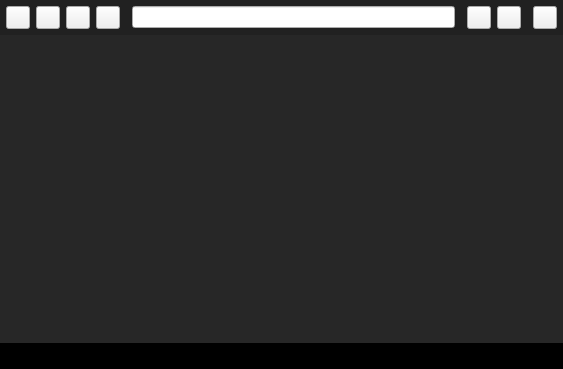
First picture: the form in core/ui/main_window.ui, repository deeffest/Youtube-Music-Desktop-Player, before the edit.
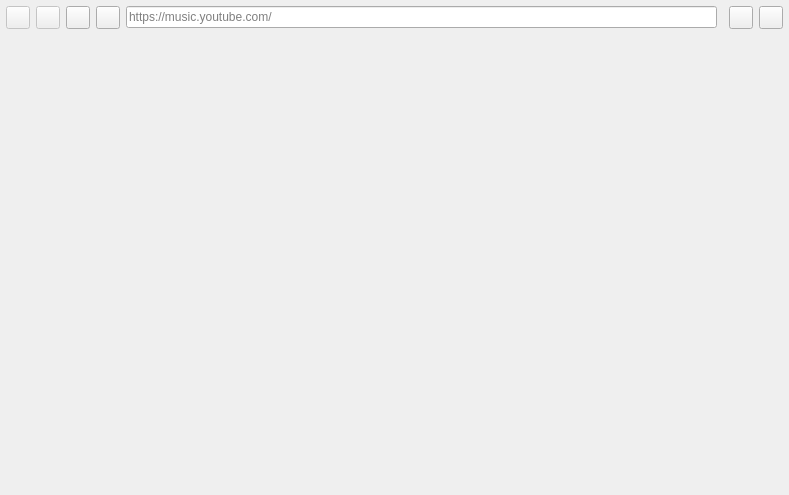
Second picture: the form after the edit. Icons and pictures are not drawn. Custom widgets are drawn as their Qt base class.

Diff of the .ui file:
```diff
--- a/core/ui/main_window.ui
+++ b/core/ui/main_window.ui
@@ -6,18 +6,13 @@
    <rect>
     <x>0</x>
     <y>0</y>
-    <width>563</width>
-    <height>369</height>
+    <width>789</width>
+    <height>495</height>
    </rect>
   </property>
   <property name="windowTitle">
    <string>MainWindow</string>
   </property>
-  <property name="styleSheet">
-   <string notr="true">QMainWindow {
-	background-color: rgb(39,39,39);
-}</string>
-  </property>
   <widget class="QWidget" name="centralwidget">
    <layout class="QVBoxLayout" name="verticalLayout">
     <property name="spacing">
@@ -36,13 +31,8 @@
      <number>0</number>
     </property>
     <item>
-     <widget class="QFrame" name="horizontalFrame">
-      <property name="styleSheet">
-       <string notr="true">QFrame {
-	background: rgb(33,33,33);
-}</string>
-      </property>
-      <layout class="QHBoxLayout" name="horizontalLayout_3">
+     <widget class="QFrame" name="toolbar_frame">
+      <layout class="QHBoxLayout" name="toolbar_layout">
        <property name="spacing">
         <number>6</number>
        </property>
@@ -59,95 +49,67 @@
         <number>6</number>
        </property>
        <item>
-        <widget class="ToolButton" name="ToolButton">
+        <widget class="ToolButton" name="back_tbutton">
+         <property name="enabled">
+          <bool>false</bool>
+         </property>
          <property name="toolTip">
-          <string/>
+          <string>Back</string>
          </property>
-         <property name="icon">
-          <iconset>
-           <normaloff>../../resources/icons/left.svg</normaloff>../../resources/icons/left.svg</iconset>
-         </property>
         </widget>
        </item>
        <item>
-        <widget class="ToolButton" name="ToolButton_2">
+        <widget class="ToolButton" name="forward_tbutton">
+         <property name="enabled">
+          <bool>false</bool>
+         </property>
          <property name="toolTip">
-          <string/>
+          <string>Forward</string>
          </property>
-         <property name="icon">
-          <iconset>
-           <normaloff>../../resources/icons/right.svg</normaloff>../../resources/icons/right.svg</iconset>
-         </property>
         </widget>
        </item>
        <item>
-        <widget class="ToolButton" name="ToolButton_3">
+        <widget class="ToolButton" name="home_tbutton">
          <property name="toolTip">
-          <string/>
+          <string>Home</string>
          </property>
-         <property name="icon">
-          <iconset>
-           <normaloff>../../resources/icons/home.svg</normaloff>../../resources/icons/home.svg</iconset>
-         </property>
         </widget>
        </item>
        <item>
-        <widget class="ToolButton" name="ToolButton_4">
+        <widget class="ToolButton" name="reload_tbutton">
          <property name="toolTip">
           <string>Reload</string>
          </property>
-         <property name="icon">
-          <iconset>
-           <normaloff>../../resources/icons/sync.svg</normaloff>../../resources/icons/sync.svg</iconset>
-         </property>
         </widget>
        </item>
-       <item>
-        <widget class="VerticalSeparator" name="VerticalSeparator_2"/>
-       </item>
        <item>
         <widget class="LineEdit" name="LineEdit">
          <property name="readOnly">
           <bool>true</bool>
          </property>
+         <property name="placeholderText">
+          <string>https://music.youtube.com/</string>
+         </property>
         </widget>
        </item>
        <item>
-        <widget class="VerticalSeparator" name="VerticalSeparator_3"/>
-       </item>
-       <item>
-        <widget class="ToolButton" name="ToolButton_5">
+        <widget class="SplitToolButton" name="download_stbutton">
          <property name="toolTip">
-          <string/>
+          <string>Download track/playlist in MP3 format or choose another one.</string>
          </property>
-         <property name="icon">
-          <iconset>
-           <normaloff>../../resources/icons/download.svg</normaloff>../../resources/icons/download.svg</iconset>
-         </property>
         </widget>
        </item>
        <item>
-        <widget class="ToolButton" name="ToolButton_6">
+        <widget class="ToolButton" name="mini_player_tbutton">
          <property name="toolTip">
-          <string/>
+          <string>Mini-Player</string>
          </property>
-         <property name="icon">
-          <iconset>
-           <normaloff>../../resources/icons/picture_in_picture.svg</normaloff>../../resources/icons/picture_in_picture.svg</iconset>
-         </property>
         </widget>
        </item>
        <item>
-        <widget class="VerticalSeparator" name="VerticalSeparator"/>
-       </item>
-       <item>
-        <widget class="ToolButton" name="ToolButton_7">
+        <widget class="ToolButton" name="settings_tbutton">
          <property name="toolTip">
-          <string/>
-         </property>
-         <property name="icon">
-          <iconset>
-           <normaloff>../../resources/icons/settings.svg</normaloff>../../resources/icons/settings.svg</iconset>
+          <string>Settings</string>
          </property>
         </widget>
        </item>
@@ -155,7 +117,7 @@
      </widget>
     </item>
     <item>
-     <layout class="QHBoxLayout" name="horizontalLayout">
+     <layout class="QHBoxLayout" name="main_layout">
       <item>
        <spacer name="verticalSpacer">
         <property name="orientation">
@@ -164,189 +126,13 @@
         <property name="sizeHint" stdset="0">
          <size>
           <width>0</width>
-          <height>37</height>
+          <height>40</height>
          </size>
         </property>
        </spacer>
       </item>
      </layout>
     </item>
-    <item>
-     <widget class="QFrame" name="frame_2">
-      <property name="styleSheet">
-       <string notr="true">QFrame {
-	background-color: rgb(0,0,0);
-	color: white;
-}</string>
-      </property>
-      <property name="frameShape">
-       <enum>QFrame::StyledPanel</enum>
-      </property>
-      <property name="frameShadow">
-       <enum>QFrame::Raised</enum>
-      </property>
-      <layout class="QHBoxLayout" name="horizontalLayout_4">
-       <property name="spacing">
-        <number>3</number>
-       </property>
-       <property name="leftMargin">
-        <number>6</number>
-       </property>
-       <property name="topMargin">
-        <number>4</number>
-       </property>
-       <property name="rightMargin">
-        <number>6</number>
-       </property>
-       <property name="bottomMargin">
-        <number>4</number>
-       </property>
-       <item>
-        <layout class="QHBoxLayout" name="horizontalLayout_2">
-         <property name="spacing">
-          <number>0</number>
-         </property>
-         <property name="leftMargin">
-          <number>0</number>
-         </property>
-         <property name="rightMargin">
-          <number>0</number>
-         </property>
-         <item>
-          <widget class="QLabel" name="label">
-           <property name="minimumSize">
-            <size>
-             <width>5</width>
-             <height>0</height>
-            </size>
-           </property>
-           <property name="font">
-            <font>
-             <family>Segoe UI</family>
-            </font>
-           </property>
-           <property name="cursor">
-            <cursorShape>ArrowCursor</cursorShape>
-           </property>
-           <property name="styleSheet">
-            <string notr="true">QLabel {
-	color: lightgray;
-}
-QLabel::hover {
-	color: white;
-}</string>
-           </property>
-           <property name="text">
-            <string/>
-           </property>
-           <property name="textInteractionFlags">
-            <set>Qt::LinksAccessibleByMouse</set>
-           </property>
-          </widget>
-         </item>
-        </layout>
-       </item>
-       <item>
-        <spacer name="horizontalSpacer_2">
-         <property name="orientation">
-          <enum>Qt::Horizontal</enum>
-         </property>
-         <property name="sizeType">
-          <enum>QSizePolicy::MinimumExpanding</enum>
-         </property>
-         <property name="sizeHint" stdset="0">
-          <size>
-           <width>30</width>
-           <height>7</height>
-          </size>
-         </property>
-        </spacer>
-       </item>
-       <item>
-        <widget class="QLabel" name="label_3">
-         <property name="minimumSize">
-          <size>
-           <width>0</width>
-           <height>15</height>
-          </size>
-         </property>
-         <property name="maximumSize">
-          <size>
-           <width>16777215</width>
-           <height>15</height>
-          </size>
-         </property>
-         <property name="text">
-          <string/>
-         </property>
-         <property name="pixmap">
-          <pixmap>../../resources/icons/download.svg</pixmap>
-         </property>
-         <property name="scaledContents">
-          <bool>true</bool>
-         </property>
-        </widget>
-       </item>
-       <item>
-        <widget class="QFrame" name="frame">
-         <property name="sizePolicy">
-          <sizepolicy hsizetype="Fixed" vsizetype="Fixed">
-           <horstretch>0</horstretch>
-           <verstretch>0</verstretch>
-          </sizepolicy>
-         </property>
-         <property name="minimumSize">
-          <size>
-           <width>0</width>
-           <height>0</height>
-          </size>
-         </property>
-         <property name="maximumSize">
-          <size>
-           <width>16777215</width>
-           <height>16777215</height>
-          </size>
-         </property>
-         <property name="frameShape">
-          <enum>QFrame::StyledPanel</enum>
-         </property>
-         <property name="frameShadow">
-          <enum>QFrame::Raised</enum>
-         </property>
-         <layout class="QVBoxLayout" name="verticalLayout_2">
-          <property name="spacing">
-           <number>0</number>
-          </property>
-          <property name="leftMargin">
-           <number>0</number>
-          </property>
-          <property name="topMargin">
-           <number>0</number>
-          </property>
-          <property name="rightMargin">
-           <number>0</number>
-          </property>
-          <property name="bottomMargin">
-           <number>0</number>
-          </property>
-          <item>
-           <widget class="QLabel" name="label_2">
-            <property name="styleSheet">
-             <string notr="true">QLabel {
-    font-weight: bold;
-}</string>
-            </property>
-            <property name="text">
-             <string/>
-            </property>
-           </widget>
-          </item>
-         </layout>
-        </widget>
-       </item>
-      </layout>
-     </widget>
-    </item>
    </layout>
   </widget>
  </widget>
@@ -357,7 +143,7 @@
    <header>qfluentwidgets</header>
   </customwidget>
   <customwidget>
-   <class>VerticalSeparator</class>
+   <class>SplitToolButton</class>
    <extends>QWidget</extends>
    <header>qfluentwidgets</header>
   </customwidget>
```
